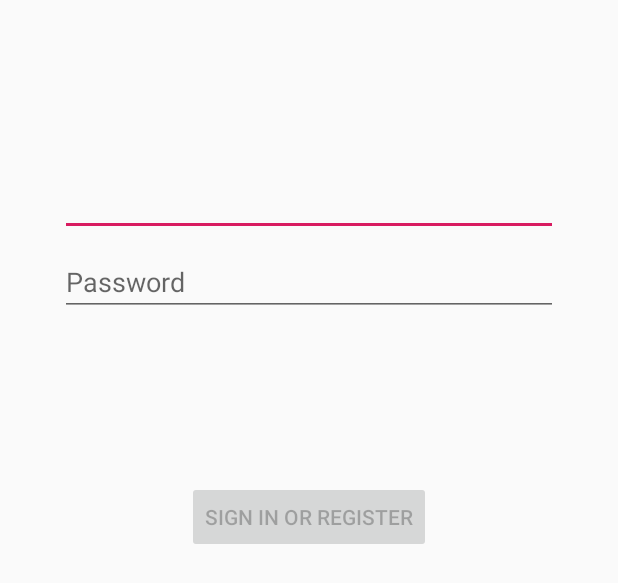
After one commit to cricri98/CST438_project1, an Android app: the layout activity_login.xml on its own in the app's theme, with its tools: preview values and no code run, on a phone screen of 412 x 824 dp. The commit adds this screen. Shown: the top 583 px of the screen. Run offline under Robolectric (Android 15) with nearby library versions, the phone set to English and light mode, and no system bars.

Commit message:
Started(?) LoginActivity

```diff
--- a/app/build.gradle
+++ b/app/build.gradle
@@ -31,6 +31,9 @@ dependencies {
     implementation fileTree(dir: 'libs', include: ['*.jar'])
     implementation 'androidx.appcompat:appcompat:1.0.2'
     implementation 'androidx.constraintlayout:constraintlayout:1.1.3'
+    implementation 'com.google.android.material:material:1.0.0'
+    implementation 'androidx.annotation:annotation:1.0.2'
+    implementation 'androidx.lifecycle:lifecycle-extensions:2.0.0'
     testImplementation 'junit:junit:4.12'
     androidTestImplementation 'androidx.test.ext:junit:1.1.0'
     androidTestImplementation 'androidx.test.espresso:espresso-core:3.1.1'
--- a/app/src/main/AndroidManifest.xml
+++ b/app/src/main/AndroidManifest.xml
@@ -9,6 +9,9 @@
         android:roundIcon="@mipmap/ic_launcher_round"
         android:supportsRtl="true"
         android:theme="@style/AppTheme">
+        <activity
+            android:name=".ui.login.LoginActivity"
+            android:label="@string/title_activity_login"></activity>
         <activity android:name=".MainActivity">
             <intent-filter>
                 <action android:name="android.intent.action.MAIN" />
--- a/app/src/main/java/com/example/cst438_project1/CourseDAO.java
+++ b/app/src/main/java/com/example/cst438_project1/CourseDAO.java
@@ -19,7 +19,7 @@ public interface CourseDAO {
     void update(Course... courses);
 
     @Delete
-    void delete(Course Course);
+    void delete(Course course);
 
     @Query("SELECT * FROM course")
     List<Course> getCourses();
--- a/app/src/main/java/com/example/cst438_project1/StudentAppDatabase.java
+++ b/app/src/main/java/com/example/cst438_project1/StudentAppDatabase.java
@@ -9,7 +9,7 @@ public abstract class StudentAppDatabase extends RoomDatabase {
     public static final String UserName ="db-user";
     public static final String USER_TABLE ="user";
 
-    public static final String Coursename ="db-name";
+    public static final String Coursename ="db-course";
     public static final String COURSE_TABLE ="course";
 
     abstract public UserDAO getUserDao();
--- /dev/null
+++ b/app/src/main/res/layout/activity_login.xml
@@ -0,0 +1,77 @@
+<?xml version="1.0" encoding="utf-8"?>
+<androidx.constraintlayout.widget.ConstraintLayout xmlns:android="http://schemas.android.com/apk/res/android"
+    xmlns:app="http://schemas.android.com/apk/res-auto"
+    xmlns:tools="http://schemas.android.com/tools"
+    android:id="@+id/container"
+    android:layout_width="match_parent"
+    android:layout_height="match_parent"
+    android:paddingLeft="@dimen/activity_horizontal_margin"
+    android:paddingTop="@dimen/activity_vertical_margin"
+    android:paddingRight="@dimen/activity_horizontal_margin"
+    android:paddingBottom="@dimen/activity_vertical_margin"
+    tools:context=".Activities.ui.login.LoginActivity">
+
+    <EditText
+        android:id="@+id/username"
+        android:layout_width="0dp"
+        android:layout_height="wrap_content"
+        android:layout_marginStart="24dp"
+        android:layout_marginTop="96dp"
+        android:layout_marginEnd="24dp"
+
+        android:inputType="textEmailAddress"
+        android:selectAllOnFocus="true"
+        app:layout_constraintEnd_toEndOf="parent"
+        app:layout_constraintStart_toStartOf="parent"
+        app:layout_constraintTop_toTopOf="parent" />
+
+    <EditText
+        android:id="@+id/password"
+        android:layout_width="0dp"
+        android:layout_height="wrap_content"
+        android:layout_marginStart="24dp"
+        android:layout_marginTop="8dp"
+        android:layout_marginEnd="24dp"
+
+        android:hint="@string/prompt_password"
+        android:imeActionLabel="@string/action_sign_in_short"
+        android:imeOptions="actionDone"
+        android:inputType="textPassword"
+        android:selectAllOnFocus="true"
+        app:layout_constraintEnd_toEndOf="parent"
+        app:layout_constraintStart_toStartOf="parent"
+        app:layout_constraintTop_toBottomOf="@+id/username" />
+
+    <Button
+        android:id="@+id/login"
+        android:layout_width="wrap_content"
+        android:layout_height="wrap_content"
+        android:layout_gravity="start"
+        android:layout_marginStart="48dp"
+        android:layout_marginTop="16dp"
+        android:layout_marginEnd="48dp"
+        android:layout_marginBottom="64dp"
+        android:enabled="false"
+        android:text="@string/action_sign_in"
+        app:layout_constraintBottom_toBottomOf="parent"
+        app:layout_constraintEnd_toEndOf="parent"
+        app:layout_constraintStart_toStartOf="parent"
+        app:layout_constraintTop_toBottomOf="@+id/password"
+        app:layout_constraintVertical_bias="0.2" />
+
+    <ProgressBar
+        android:id="@+id/loading"
+        android:layout_width="wrap_content"
+        android:layout_height="wrap_content"
+        android:layout_gravity="center"
+        android:layout_marginStart="32dp"
+        android:layout_marginTop="64dp"
+        android:layout_marginEnd="32dp"
+        android:layout_marginBottom="64dp"
+        android:visibility="gone"
+        app:layout_constraintBottom_toBottomOf="parent"
+        app:layout_constraintEnd_toEndOf="@+id/password"
+        app:layout_constraintStart_toStartOf="@+id/password"
+        app:layout_constraintTop_toTopOf="parent"
+        app:layout_constraintVertical_bias="0.3" />
+</androidx.constraintlayout.widget.ConstraintLayout>
--- /dev/null
+++ b/app/src/main/res/values/dimens.xml
@@ -0,0 +1,5 @@
+<resources>
+    <!-- Default screen margins, per the Android Design guidelines. -->
+    <dimen name="activity_horizontal_margin">16dp</dimen>
+    <dimen name="activity_vertical_margin">16dp</dimen>
+</resources>
--- a/app/src/main/res/values/strings.xml
+++ b/app/src/main/res/values/strings.xml
@@ -1,3 +1,11 @@
 <resources>
     <string name="app_name">CST438_project1</string>
+    <string name="title_activity_login">Sign in</string>
+    <string name="prompt_email">Email</string>
+    <string name="prompt_password">Password</string>
+    <string name="action_sign_in">Sign in or register</string>
+    <string name="action_sign_in_short">Sign in</string>
+    <string name="welcome">"Welcome !"</string>
+    <string name="invalid_username">Not a valid username</string>
+    <string name="invalid_password">Password must be >5 characters</string>
 </resources>
```
Also changed, not shown: app/src/main/java/com/example/cst438_project1/LoginActivity.java (added, +29 -0 lines), app/src/main/java/com/example/cst438_project1/MainActivity.java (+15 -1 lines), app/src/main/java/com/example/cst438_project1/User.java (+5 -7 lines), 2 other files.
